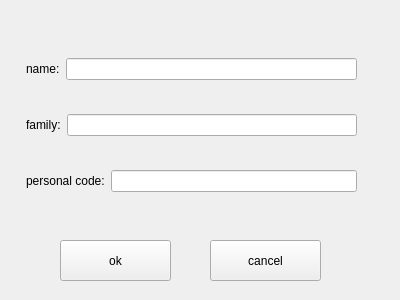
Above: MyProj/deletehost.ui from shahabbadihi/airport_managementt before the change. Below: the same form after it.
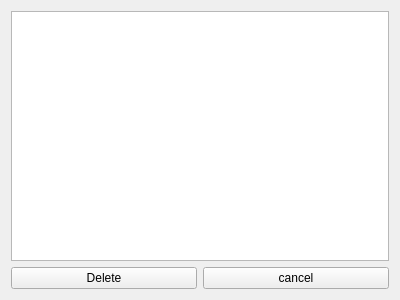
That is the form after the change.

The edit to the form file:
```diff
--- a/MyProj/deletehost.ui
+++ b/MyProj/deletehost.ui
@@ -13,86 +13,29 @@
   <property name="windowTitle">
    <string>Form</string>
   </property>
+  <layout class="QVBoxLayout" name="verticalLayout">
+   <item>
+    <widget class="QListView" name="listView"/>
+   </item>
+   <item>
+    <layout class="QHBoxLayout" name="horizontalLayout">
+     <item>
   <widget class="QPushButton" name="pushButton">
-   <property name="geometry">
-    <rect>
-     <x>60</x>
-     <y>240</y>
-     <width>111</width>
-     <height>41</height>
-    </rect>
-   </property>
    <property name="text">
-    <string>ok</string>
-   </property>
-  </widget>
+        <string>Delete</string>
+       </property>
+      </widget>
+     </item>
+     <item>
   <widget class="QPushButton" name="pushButton_2">
-   <property name="geometry">
-    <rect>
-     <x>210</x>
-     <y>240</y>
-     <width>111</width>
-     <height>41</height>
-    </rect>
-   </property>
    <property name="text">
     <string>cancel</string>
    </property>
   </widget>
-  <widget class="QWidget" name="">
-   <property name="geometry">
-    <rect>
-     <x>26</x>
-     <y>30</y>
-     <width>331</width>
-     <height>191</height>
-    </rect>
-   </property>
-   <layout class="QVBoxLayout" name="verticalLayout">
-    <item>
-     <layout class="QHBoxLayout" name="horizontalLayout">
-      <item>
-       <widget class="QLabel" name="label">
-        <property name="text">
-         <string>name:</string>
-        </property>
-       </widget>
-      </item>
-      <item>
-       <widget class="QLineEdit" name="txtFname"/>
-      </item>
-     </layout>
-    </item>
-    <item>
-     <layout class="QHBoxLayout" name="horizontalLayout_2">
-      <item>
-       <widget class="QLabel" name="label_2">
-        <property name="text">
-         <string>family:</string>
-        </property>
-       </widget>
-      </item>
-      <item>
-       <widget class="QLineEdit" name="txtLname"/>
-      </item>
-     </layout>
-    </item>
-    <item>
-     <layout class="QHBoxLayout" name="horizontalLayout_3">
-      <item>
-       <widget class="QLabel" name="label_3">
-        <property name="text">
-         <string>personal code:</string>
-        </property>
-       </widget>
-      </item>
-      <item>
-       <widget class="QLineEdit" name="txtPersonnelCode"/>
-      </item>
-     </layout>
-    </item>
-   </layout>
-  </widget>
+     </item>
+    </layout>
+   </item>
+  </layout>
  </widget>
  <resources/>
  <connections/>
```
Lines whose indentation alone changed are shown as unchanged.
